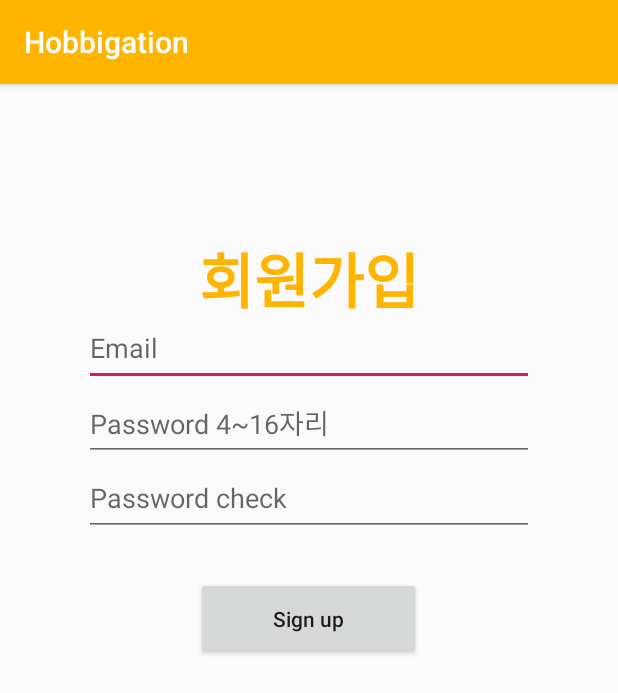
After one commit to eunsongsong/Hobbigation, an Android app: the SignUpActivity screen opened directly, with no data from a screen before it, on a phone screen of 412 x 824 dp. The commit adds this screen. Shown: the top 693 px of the screen. Run offline under Robolectric (Android 15) with nearby library versions, the phone set to English and light mode, and no system bars; our stand-ins replace Firebase (no records; nobody signed in at launch, a user with empty details on screens opened directly).

Commit message:
email Verification

```diff
--- a/app/build.gradle
+++ b/app/build.gradle
@@ -26,6 +26,8 @@ dependencies {
     implementation 'com.android.support.constraint:constraint-layout:1.1.3'
     implementation 'com.google.firebase:firebase-database:16.1.0'
     implementation 'com.romandanylyk:pageindicatorview:0.1.1'
+    implementation 'com.google.firebase:firebase-auth:16.2.1'
+    implementation 'com.google.android.gms:play-services-auth:16.0.1'
     testImplementation 'junit:junit:4.12'
     androidTestImplementation 'com.android.support.test:runner:1.0.2'
     androidTestImplementation 'com.android.support.test.espresso:espresso-core:3.0.2'
--- /dev/null
+++ b/app/src/main/java/com/example/hobbigation/SignUpActivity.java
@@ -0,0 +1,141 @@
+package com.example.hobbigation;
+
+import android.os.Bundle;
+import android.support.annotation.NonNull;
+import android.support.v7.app.AppCompatActivity;
+import android.text.Editable;
+import android.text.TextWatcher;
+import android.util.Patterns;
+import android.view.View;
+import android.widget.EditText;
+import android.widget.TextView;
+import android.widget.Toast;
+
+import com.google.android.gms.tasks.OnCompleteListener;
+import com.google.android.gms.tasks.Task;
+import com.google.firebase.auth.AuthResult;
+import com.google.firebase.auth.FirebaseAuth;
+import com.google.firebase.auth.FirebaseUser;
+
+import java.util.regex.Pattern;
+
+public class SignUpActivity extends AppCompatActivity {
+    private static final Pattern PASSWORD_PATTERN = Pattern.compile("^[a-zA-Z0-9!@.#$%^&*?_~]{4,16}$");
+
+    private EditText email_join;
+    private EditText pwd_join;
+    private EditText check_pwd;
+    private TextView check_show;
+    FirebaseAuth firebaseAuth;
+    FirebaseUser mFirebaseUser;
+    private String email = "";
+    private String password = "";
+
+    @Override
+    protected void onCreate(Bundle savedInstanceState) {
+        super.onCreate(savedInstanceState);
+        setContentView(R.layout.activity_sign_up);
+
+
+        email_join = (EditText) findViewById(R.id.emailInput);
+        pwd_join = (EditText) findViewById(R.id.passwordInput);
+        check_pwd = (EditText) findViewById(R.id.passwordCheck);
+        check_show = (TextView) findViewById(R.id.checkText);
+
+        firebaseAuth = FirebaseAuth.getInstance();
+        mFirebaseUser = firebaseAuth.getCurrentUser();
+        firebaseAuth.useAppLanguage();                //해당기기의 언어 설정
+
+        check_pwd.addTextChangedListener(new TextWatcher() {
+            @Override
+            public void beforeTextChanged(CharSequence s, int start, int count, int after) {
+            }
+
+            @Override
+            public void onTextChanged(CharSequence s, int start, int before, int count) {
+
+            }
+
+            @Override
+            public void afterTextChanged(Editable s) {
+                String comp1 = pwd_join.getText().toString();
+                String comp2 = check_pwd.getText().toString();
+
+                if(comp1.equals(comp2))
+                {
+                    check_show.setText("비밀번호가 일치합니다");
+
+                }
+                else
+                {
+                    check_show.setText("비밀번호가 일치하지않습니다");
+                }
+            }
+        });
+
+    }
+
+    public void signUp(View view) {
+        email = email_join.getText().toString();
+        password = pwd_join.getText().toString();
+
+        if(isValidEmail() && isValidPasswd()) {
+            createUser(email, password);
+
+        }
+    }
+    private boolean isValidEmail() {
+        if (email.isEmpty()) {
+            // 이메일 공백
+            return false;
+        } else if (!Patterns.EMAIL_ADDRESS.matcher(email).matches()) {
+            // 이메일 형식 불일치
+            return false;
+        } else {
+            return true;
+        }
+    }
+    // 비밀번호 유효성 검사
+    private boolean isValidPasswd() {
+        if (password.isEmpty()) {
+            // 비밀번호 공백
+            return false;
+        } else if (!PASSWORD_PATTERN.matcher(password).matches()) {
+            // 비밀번호 형식 불일치
+            return false;
+        } else {
+            return true;
+        }
+    }
+    // 회원가입
+    private void createUser(String email, String password) {
+        firebaseAuth.createUserWithEmailAndPassword(email, password)
+                .addOnCompleteListener(this, new OnCompleteListener<AuthResult>() {
+                    @Override
+                    public void onComplete(@NonNull Task<AuthResult> task) {
+                        if (task.isSuccessful()) {
+                            // 회원가입 성공
+                            Toast.makeText(SignUpActivity.this, R.string.success_signup, Toast.LENGTH_SHORT).show();
+                            mFirebaseUser.sendEmailVerification().addOnCompleteListener(new OnCompleteListener<Void>() {
+                                @Override
+                                public void onComplete(@NonNull Task<Void> task) {
+                                    if (task.isSuccessful()) {                         //해당 이메일에 확인메일을 보냄
+                                        Toast.makeText(SignUpActivity.this,
+                                                "Verification email sent to " + mFirebaseUser.getEmail(),
+                                                Toast.LENGTH_SHORT).show();
+                                    } else {                                             //메일 보내기 실패
+                                        Toast.makeText(SignUpActivity.this,
+                                                "Failed to send verification email.",
+                                                Toast.LENGTH_SHORT).show();
+                                    }
+                                }
+                            });
+                        } else {
+                            // 회원가입 실패
+                            Toast.makeText(SignUpActivity.this, R.string.failed_signup, Toast.LENGTH_SHORT).show();
+                        }
+                    }
+                });
+    }
+
+}
--- /dev/null
+++ b/app/src/main/res/layout/activity_sign_up.xml
@@ -0,0 +1,67 @@
+<?xml version="1.0" encoding="utf-8"?>
+<RelativeLayout xmlns:android="http://schemas.android.com/apk/res/android"
+    xmlns:tools="http://schemas.android.com/tools"
+    android:layout_width="match_parent"
+    android:layout_height="match_parent">
+
+    <TextView
+        android:id="@+id/signView"
+        android:layout_width="wrap_content"
+        android:layout_height="wrap_content"
+        android:text="회원가입"
+        android:textColor="#FFB400"
+        android:textSize="40dp"
+        android:textStyle="bold"
+        android:layout_centerInParent="true"
+        android:layout_alignParentTop="true"
+        android:layout_marginTop="100dp"/>
+
+    <EditText
+        android:layout_width="300dp"
+        android:layout_height="50dp"
+        android:id="@+id/emailInput"
+        android:layout_centerHorizontal="true"
+        android:hint="Email"
+        android:layout_marginTop="151dp" />
+
+    <EditText
+        android:layout_width="300dp"
+        android:layout_height="50dp"
+        android:id="@+id/passwordInput"
+        android:layout_centerHorizontal="true"
+        android:hint="Password 4~16자리"
+        android:password="true"
+        android:layout_below="@+id/emailInput" />
+    <EditText
+        android:layout_width="300dp"
+        android:layout_height="50dp"
+        android:id="@+id/passwordCheck"
+        android:layout_centerHorizontal="true"
+        android:hint="Password check"
+        android:password="true"
+        android:layout_below="@+id/passwordInput" />
+
+    <TextView
+        android:id="@+id/checkText"
+        android:layout_width="wrap_content"
+        android:layout_height="wrap_content"
+        android:textColor="#000000"
+        android:textSize="20dp"
+        android:textStyle="italic"
+        android:layout_centerHorizontal="true"
+        android:layout_alignLeft="@id/passwordInput"
+        android:layout_below="@+id/passwordCheck"
+        android:layout_marginRight="35dp" />
+
+    <Button
+        android:layout_width="150dp"
+        android:layout_height="55dp"
+        android:text="Sign up"
+        android:id="@+id/signupButton"
+        android:textAllCaps="false"
+        android:layout_below="@id/checkText"
+        android:layout_centerInParent="true"
+        android:onClick="signUp"/>
+
+
+</RelativeLayout>
--- a/app/src/main/res/values/strings.xml
+++ b/app/src/main/res/values/strings.xml
@@ -1,3 +1,13 @@
 <resources>
     <string name="app_name">Hobbigation</string>
+    <string name="email">이메일</string>
+    <string name="password">비밀번호</string>
+
+    <string name="signin">로그인</string>
+    <string name="success_login">로그인 성공</string>
+    <string name="failed_login">로그인 실패</string>
+
+    <string name="signup">회원가입</string>
+    <string name="success_signup">회원가입 성공</string>
+    <string name="failed_signup">회원가입 실패</string>
 </resources>
```
Also changed, not shown: app/src/main/AndroidManifest.xml (+4 -3 lines), app/src/main/java/com/example/hobbigation/LoginActivity.java (+92 -9 lines), app/src/main/res/layout/activity_login.xml (+11 -9 lines), 1 other file.
